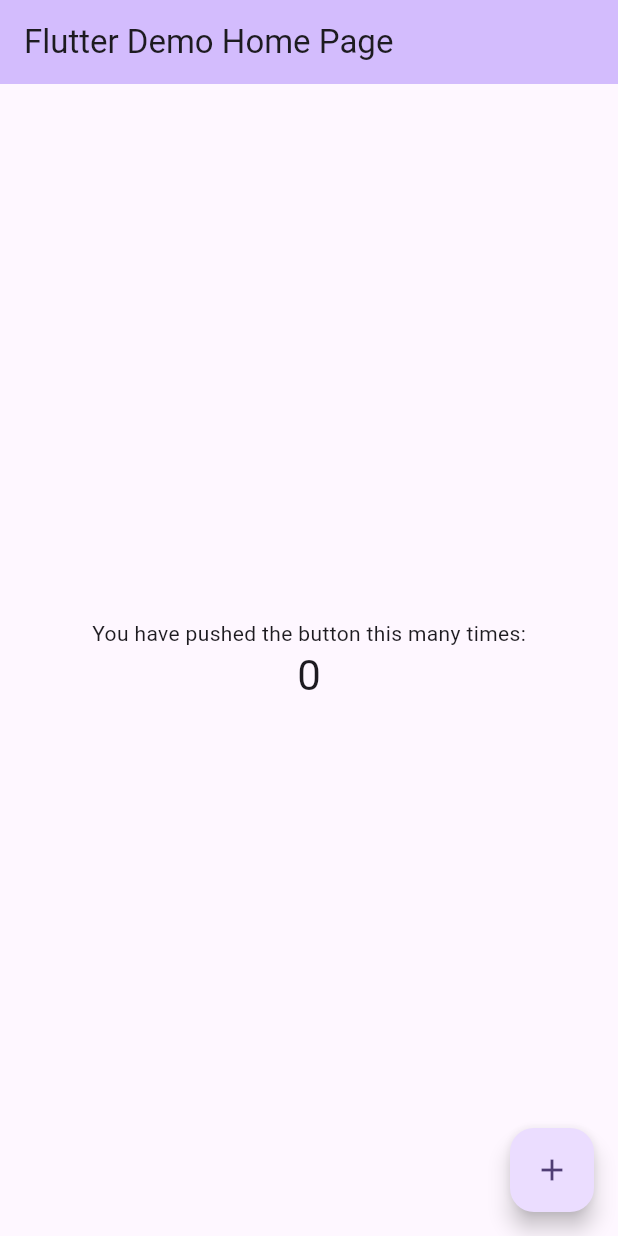
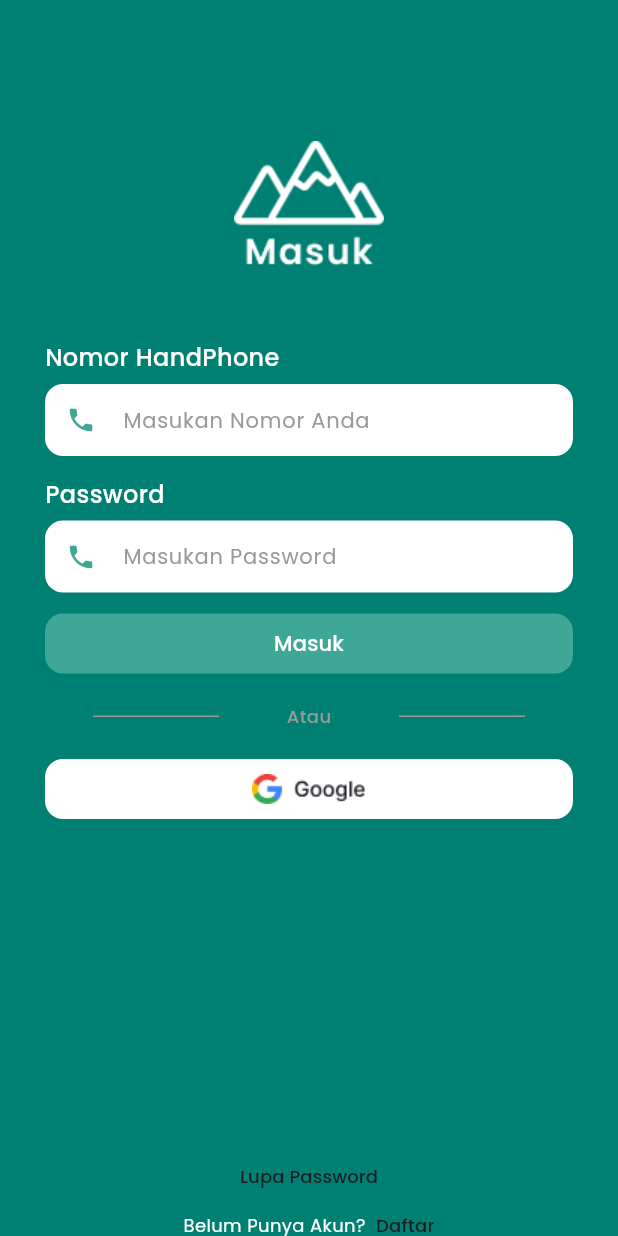
Before and after one commit to yanz616/TourTravelNew, a Flutter app: the screen it shows after launch, on a phone screen of 412 x 824 dp. Run offline on Flutter 3.47's test engine with Material 3 defaults, Android fonts, the phone set to English and light mode, and no system bars; our stand-ins replace gap, get, google_fonts.

Commit message:
login ui

```diff
--- a/lib/main.dart
+++ b/lib/main.dart
@@ -1,4 +1,7 @@
 import 'package:flutter/material.dart';
+import 'package:get/get.dart';
+import 'package:tourtravelnew/shared/theme/theme.dart';
+import 'package:tourtravelnew/views/auth/login.dart';
 
 void main() {
   runApp(const MyApp());
@@ -10,116 +13,12 @@
   // This widget is the root of your application.
   @override
   Widget build(BuildContext context) {
-    return MaterialApp(
-      title: 'Flutter Demo',
+    return GetMaterialApp(
       theme: ThemeData(
-        // This is the theme of your application.
-        //
-        // TRY THIS: Try running your application with "flutter run". You'll see
-        // the application has a purple toolbar. Then, without quitting the app,
-        // try changing the seedColor in the colorScheme below to Colors.green
-        // and then invoke "hot reload" (save your changes or press the "hot
-        // reload" button in a Flutter-supported IDE, or press "r" if you used
-        // the command line to start the app).
-        //
-        // Notice that the counter didn't reset back to zero; the application
-        // state is not lost during the reload. To reset the state, use hot
-        // restart instead.
-        //
-        // This works for code too, not just values: Most code changes can be
-        // tested with just a hot reload.
-        colorScheme: ColorScheme.fromSeed(seedColor: Colors.deepPurple),
-        useMaterial3: true,
+        scaffoldBackgroundColor: primaryColor,
       ),
-      home: const MyHomePage(title: 'Flutter Demo Home Page'),
+      debugShowCheckedModeBanner: false,
+      home: LoginPage(),
     );
   }
 }
-
-class MyHomePage extends StatefulWidget {
-  const MyHomePage({super.key, required this.title});
-
-  // This widget is the home page of your application. It is stateful, meaning
-  // that it has a State object (defined below) that contains fields that affect
-  // how it looks.
-
-  // This class is the configuration for the state. It holds the values (in this
-  // case the title) provided by the parent (in this case the App widget) and
-  // used by the build method of the State. Fields in a Widget subclass are
-  // always marked "final".
-
-  final String title;
-
-  @override
-  State<MyHomePage> createState() => _MyHomePageState();
-}
-
-class _MyHomePageState extends State<MyHomePage> {
-  int _counter = 0;
-
-  void _incrementCounter() {
-    setState(() {
-      // This call to setState tells the Flutter framework that something has
-      // changed in this State, which causes it to rerun the build method below
-      // so that the display can reflect the updated values. If we changed
-      // _counter without calling setState(), then the build method would not be
-      // called again, and so nothing would appear to happen.
-      _counter++;
-    });
-  }
-
-  @override
-  Widget build(BuildContext context) {
-    // This method is rerun every time setState is called, for instance as done
-    // by the _incrementCounter method above.
-    //
-    // The Flutter framework has been optimized to make rerunning build methods
-    // fast, so that you can just rebuild anything that needs updating rather
-    // than having to individually change instances of widgets.
-    return Scaffold(
-      appBar: AppBar(
-        // TRY THIS: Try changing the color here to a specific color (to
-        // Colors.amber, perhaps?) and trigger a hot reload to see the AppBar
-        // change color while the other colors stay the same.
-        backgroundColor: Theme.of(context).colorScheme.inversePrimary,
-        // Here we take the value from the MyHomePage object that was created by
-        // the App.build method, and use it to set our appbar title.
-        title: Text(widget.title),
-      ),
-      body: Center(
-        // Center is a layout widget. It takes a single child and positions it
-        // in the middle of the parent.
-        child: Column(
-          // Column is also a layout widget. It takes a list of children and
-          // arranges them vertically. By default, it sizes itself to fit its
-          // children horizontally, and tries to be as tall as its parent.
-          //
-          // Column has various properties to control how it sizes itself and
-          // how it positions its children. Here we use mainAxisAlignment to
-          // center the children vertically; the main axis here is the vertical
-          // axis because Columns are vertical (the cross axis would be
-          // horizontal).
-          //
-          // TRY THIS: Invoke "debug painting" (choose the "Toggle Debug Paint"
-          // action in the IDE, or press "p" in the console), to see the
-          // wireframe for each widget.
-          mainAxisAlignment: MainAxisAlignment.center,
-          children: <Widget>[
-            const Text(
-              'You have pushed the button this many times:',
-            ),
-            Text(
-              '$_counter',
-              style: Theme.of(context).textTheme.headlineMedium,
-            ),
-          ],
-        ),
-      ),
-      floatingActionButton: FloatingActionButton(
-        onPressed: _incrementCounter,
-        tooltip: 'Increment',
-        child: const Icon(Icons.add),
-      ), // This trailing comma makes auto-formatting nicer for build methods.
-    );
-  }
-}
--- /dev/null
+++ b/lib/shared/theme/theme.dart
@@ -0,0 +1,31 @@
+import 'package:flutter/material.dart';
+import 'package:google_fonts/google_fonts.dart';
+
+const Color primaryColor = Color(0xff007F73);
+const Color secondColor = Color(0xff3FA796);
+const Color redColor = Color(0xffED6363);
+const Color priceColor = Color(0xff2C96F1);
+const Color bgColor1 = Color(0xff222831);
+const Color bgColor2 = Color(0xff31363F);
+const Color whiteColor1 = Color(0xffFFFFFF);
+const Color whiteColor2 = Color(0xffEEF0E5);
+const Color whiteGrey = Color(0xffF5F7F8);
+const Color blackColor = Color(0xff181A20);
+const Color greyColor = Color(0xff999999);
+
+FontWeight light = FontWeight.w300;
+FontWeight regular = FontWeight.w400;
+FontWeight medium = FontWeight.w500;
+FontWeight semiBold = FontWeight.w600;
+FontWeight bold = FontWeight.w700;
+FontWeight extraBold = FontWeight.w800;
+FontWeight black = FontWeight.w900;
+
+TextStyle whiteTextStyle = GoogleFonts.poppins(color: whiteColor1);
+TextStyle secondaryTextStyle = GoogleFonts.poppins(color: secondColor);
+TextStyle whiteTextStyle2 = GoogleFonts.poppins(color: whiteColor2);
+TextStyle greenTextStyle = GoogleFonts.poppins(color: primaryColor);
+TextStyle greyTextStyle = GoogleFonts.poppins(color: greyColor);
+TextStyle blackTextStyle = GoogleFonts.poppins(color: blackColor);
+TextStyle priceTextStyle = GoogleFonts.poppins(color: priceColor);
+TextStyle redTextStyle = GoogleFonts.poppins(color: redColor);
--- /dev/null
+++ b/lib/views/auth/login.dart
@@ -0,0 +1,129 @@
+import 'package:flutter/material.dart';
+import 'package:gap/gap.dart';
+import 'package:tourtravelnew/shared/theme/theme.dart';
+import 'package:tourtravelnew/views/widgets/button_constum.dart';
+import 'package:tourtravelnew/views/widgets/form.dart';
+
+class LoginPage extends StatelessWidget {
+  const LoginPage({super.key});
+
+  @override
+  Widget build(BuildContext context) {
+    return Scaffold(
+      body: SingleChildScrollView(
+        child: Column(
+          children: [
+            Gap(94),
+            Row(
+              mainAxisAlignment: MainAxisAlignment.center,
+              children: [
+                Image.asset(
+                  'assets/icons/Login.png',
+                ),
+              ],
+            ),
+            Gap(40),
+            Padding(
+              padding: EdgeInsets.symmetric(horizontal: 30),
+              child: Column(
+                children: [
+                  FormCostum(
+                    title: 'Nomor HandPhone',
+                    hintText: 'Masukan Nomor Anda',
+                    prefixIcon: Icons.phone,
+                    obscureText: false,
+                  ),
+                  Gap(14),
+                  FormCostum(
+                    title: 'Password',
+                    hintText: 'Masukan Password',
+                    prefixIcon: Icons.phone,
+                    obscureText: true,
+                  ),
+                  Gap(14),
+                  ButtonCostum(
+                    onPressed: () {},
+                    child: Text(
+                      'Masuk',
+                      style: whiteTextStyle.copyWith(
+                        fontWeight: medium,
+                        fontSize: 14,
+                      ),
+                    ),
+                    color: secondColor,
+                  ),
+                  Gap(20),
+                  Padding(
+                    padding: EdgeInsets.symmetric(
+                      horizontal: 32,
+                    ),
+                    child: Row(
+                      mainAxisAlignment: MainAxisAlignment.spaceBetween,
+                      children: [
+                        Container(
+                          height: 1,
+                          width: 84,
+                          color: greyColor,
+                        ),
+                        Text(
+                          'Atau',
+                          style: greyTextStyle.copyWith(
+                            fontWeight: medium,
+                            fontSize: 12,
+                          ),
+                        ),
+                        Container(
+                          height: 1,
+                          width: 84,
+                          color: greyColor,
+                        )
+                      ],
+                    ),
+                  ),
+                  Gap(20),
+                  ButtonCostum(
+                    onPressed: () {},
+                    child: Image.asset(
+                      'assets/icons/google.png',
+                    ),
+                    color: whiteColor1,
+                  ),
+                  Gap(214),
+                  TextButton(
+                    onPressed: () {},
+                    child: Text(
+                      'Lupa Password',
+                      style: blackTextStyle.copyWith(
+                        fontWeight: medium,
+                        fontSize: 12,
+                      ),
+                    ),
+                  ),
+                  Row(
+                    mainAxisAlignment: MainAxisAlignment.center,
+                    children: [
+                      Text(
+                        'Belum Punya Akun?',
+                        style: whiteTextStyle.copyWith(
+                          fontWeight: regular,
+                          fontSize: 12,
+                        ),
+                      ),
+                      Text(
+                        '  Daftar',
+                        style: blackTextStyle.copyWith(
+                          fontWeight: medium,
+                          fontSize: 12,
+                        ),
+                      )
+                    ],
+                  )
+                ],
+              ),
+            ),
+          ],
+        ),
+      ),
+    );
+  }
+}
--- /dev/null
+++ b/lib/views/pages/splash.dart
@@ -0,0 +1,21 @@
+import 'package:flutter/material.dart';
+
+class Splash extends StatefulWidget {
+  const Splash({super.key});
+
+  @override
+  State<Splash> createState() => _SplashState();
+}
+
+class _SplashState extends State<Splash> {
+  @override
+  Widget build(BuildContext context) {
+    return Scaffold(
+      body: Center(
+        child: Image.asset(
+          'assets/icons/splash.png',
+        ),
+      ),
+    );
+  }
+}
--- /dev/null
+++ b/lib/views/widgets/button_constum.dart
@@ -0,0 +1,57 @@
+import 'package:flutter/material.dart';
+import 'package:tourtravelnew/shared/theme/theme.dart';
+
+class ButtonCostum extends StatelessWidget {
+  final Function()? onPressed;
+  final Widget child;
+  final Color? color;
+  final BoxBorder? border;
+
+  const ButtonCostum(
+      {super.key,
+      required this.onPressed,
+      required this.child,
+      this.color,
+      this.border});
+
+  @override
+  Widget build(BuildContext context) {
+    return Container(
+      height: 40,
+      width: double.infinity,
+      decoration: BoxDecoration(
+          borderRadius: BorderRadius.circular(12),
+          color: color,
+          border: border),
+      child: TextButton(onPressed: onPressed, child: child),
+    );
+  }
+}
+
+class TextButtonCostum extends StatelessWidget {
+  final Function()? onTap;
+  final String text;
+
+  const TextButtonCostum({
+    super.key,
+    this.onTap,
+    required this.text,
+  });
+
+  @override
+  Widget build(BuildContext context) {
+    return GestureDetector(
+      onTap: onTap,
+      child: Padding(
+        padding: const EdgeInsets.symmetric(horizontal: 6),
+        child: Text(
+          text,
+          style: whiteTextStyle.copyWith(
+            fontWeight: medium,
+            fontSize: 12,
+          ),
+        ),
+      ),
+    );
+  }
+}
--- /dev/null
+++ b/lib/views/widgets/form.dart
@@ -0,0 +1,75 @@
+import 'package:flutter/material.dart';
+import 'package:gap/gap.dart';
+import 'package:tourtravelnew/shared/theme/theme.dart';
+
+class FormCostum extends StatelessWidget {
+  final String? Function(String?)? validator;
+  final Function(String)? onChanged;
+  final String title;
+  final String hintText;
+  final IconData prefixIcon;
+  final Widget? suffixIcon;
+  final bool obscureText;
+  final TextInputType? keyboardType;
+
+  const FormCostum({
+    super.key,
+    this.onChanged,
+    required this.title,
+    required this.hintText,
+    required this.prefixIcon,
+    this.suffixIcon,
+    this.validator,
+    required this.obscureText,
+    this.keyboardType,
+  });
+
+  @override
+  Widget build(BuildContext context) {
+    return Column(
+      children: [
+        Row(
+          children: [
+            Text(
+              title,
+              style: whiteTextStyle.copyWith(
+                fontWeight: medium,
+                fontSize: 16,
+              ),
+            ),
+          ],
+        ),
+        const Gap(6),
+        TextFormField(
+          validator: validator,
+          onChanged: onChanged,
+          keyboardType: keyboardType,
+          decoration: InputDecoration(
+            fillColor: whiteColor1,
+            filled: true,
+            hintText: hintText,
+            hintStyle: greyTextStyle.copyWith(
+              fontWeight: regular,
+              fontSize: 14,
+            ),
+            border: OutlineInputBorder(
+              borderSide: const BorderSide(
+                width: 0,
+                style: BorderStyle.none,
+              ),
+              borderRadius: BorderRadius.circular(12),
+            ),
+            contentPadding: const EdgeInsets.only(top: 10),
+            prefixIcon: Icon(
+              prefixIcon,
+              color: secondColor,
+              size: 20,
+            ),
+            suffixIcon: suffixIcon,
+          ),
+          obscureText: obscureText,
+        )
+      ],
+    );
+  }
+}
```
Also changed, not shown: pubspec.yaml (+10 -7 lines), assets/icons/Login.png (added), assets/icons/google.png (added), assets/icons/register.png (added), assets/icons/splash.png (added), pubspec.lock, 1 other file.
